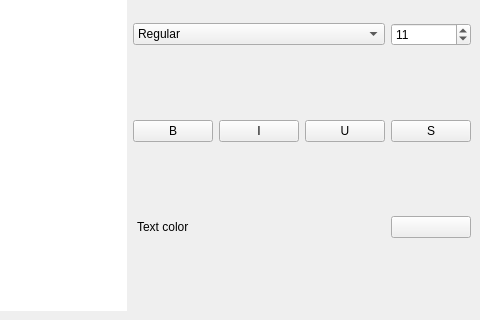
bshanae/__misc, file QT_Text_editor/main_window.ui: the form before one commit; both pictures show x 96 to 576 and y 257 to 577 of the 576 by 577 pixel window.
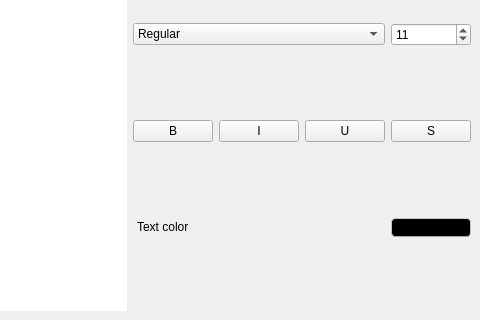
The form after the commit.

Commit message: QT_Text_editor : Finally, color choosing

What changed in the file:
```diff
--- a/QT_Text_editor/main_window.ui
+++ b/QT_Text_editor/main_window.ui
@@ -173,7 +173,17 @@
            </size>
           </property>
           <property name="styleSheet">
-           <string notr="true"/>
+           <string notr="true">QPushButton	
+{
+	padding : 2px 11px 1px 11px;
+	border-top : 1px solid #c8c8c8;
+	border-bottom : 1px solid #acacac;
+	border-left : 1px solid #c2c2c2;
+	border-right : 1px solid #c2c2c2;
+	margin : 2px 0px 1px 0px;
+	background-color : black;
+	border-radius : 4px;
+}</string>
           </property>
           <property name="text">
            <string/>
```
The commit also changes 3 other files.
